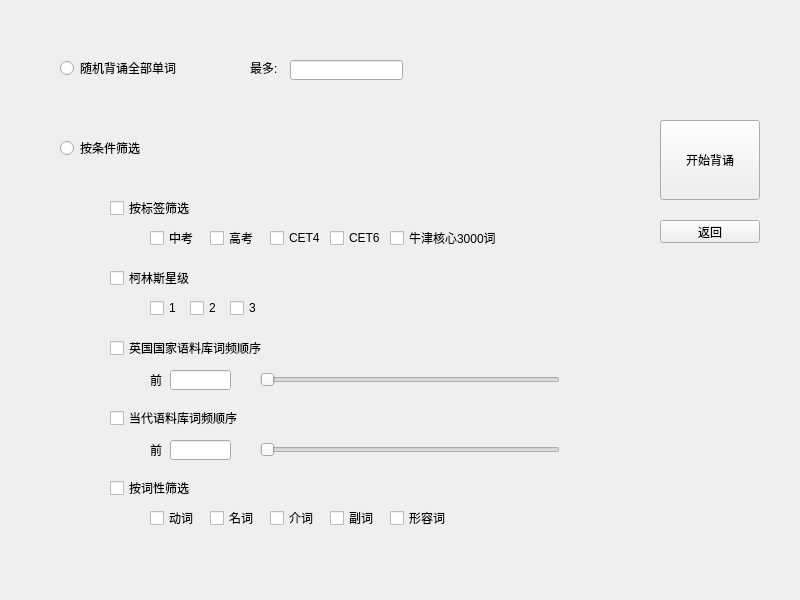
Knorringite/WordBook, file src/UI/ui_designer/chooseclass.ui: the form before one commit.
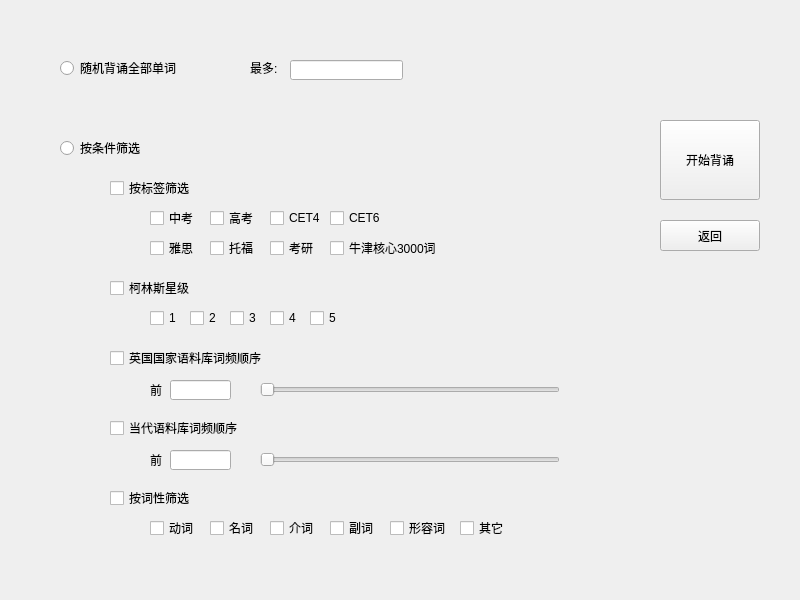
The form after the commit.

Patch:
```diff
--- a/src/UI/ui_designer/chooseclass.ui
+++ b/src/UI/ui_designer/chooseclass.ui
@@ -18,7 +18,7 @@
     <rect>
      <x>60</x>
      <y>60</y>
-     <width>141</width>
+     <width>151</width>
      <height>16</height>
     </rect>
    </property>
@@ -31,7 +31,7 @@
     <rect>
      <x>60</x>
      <y>140</y>
-     <width>89</width>
+     <width>101</width>
      <height>16</height>
     </rect>
    </property>
@@ -56,7 +56,7 @@
    <property name="geometry">
     <rect>
      <x>110</x>
-     <y>200</y>
+     <y>180</y>
      <width>121</width>
      <height>16</height>
     </rect>
@@ -69,7 +69,7 @@
    <property name="geometry">
     <rect>
      <x>150</x>
-     <y>230</y>
+     <y>210</y>
      <width>60</width>
      <height>16</height>
     </rect>
@@ -82,7 +82,7 @@
    <property name="geometry">
     <rect>
      <x>210</x>
-     <y>230</y>
+     <y>210</y>
      <width>60</width>
      <height>16</height>
     </rect>
@@ -95,7 +95,7 @@
    <property name="geometry">
     <rect>
      <x>270</x>
-     <y>230</y>
+     <y>210</y>
      <width>60</width>
      <height>16</height>
     </rect>
@@ -108,8 +108,8 @@
    <property name="geometry">
     <rect>
      <x>230</x>
-     <y>300</y>
-     <width>71</width>
+     <y>310</y>
+     <width>31</width>
      <height>16</height>
     </rect>
    </property>
@@ -121,8 +121,8 @@
    <property name="geometry">
     <rect>
      <x>110</x>
-     <y>270</y>
-     <width>81</width>
+     <y>280</y>
+     <width>101</width>
      <height>16</height>
     </rect>
    </property>
@@ -134,7 +134,7 @@
    <property name="geometry">
     <rect>
      <x>330</x>
-     <y>230</y>
+     <y>210</y>
      <width>60</width>
      <height>16</height>
     </rect>
@@ -147,8 +147,8 @@
    <property name="geometry">
     <rect>
      <x>150</x>
-     <y>300</y>
-     <width>30</width>
+     <y>310</y>
+     <width>41</width>
      <height>16</height>
     </rect>
    </property>
@@ -160,8 +160,8 @@
    <property name="geometry">
     <rect>
      <x>190</x>
-     <y>300</y>
-     <width>71</width>
+     <y>310</y>
+     <width>41</width>
      <height>16</height>
     </rect>
    </property>
@@ -172,9 +172,9 @@
   <widget class="QCheckBox" name="oxford_cb">
    <property name="geometry">
     <rect>
-     <x>390</x>
-     <y>230</y>
-     <width>111</width>
+     <x>330</x>
+     <y>240</y>
+     <width>131</width>
      <height>16</height>
     </rect>
    </property>
@@ -188,7 +188,7 @@
      <x>660</x>
      <y>220</y>
      <width>100</width>
-     <height>23</height>
+     <height>31</height>
     </rect>
    </property>
    <property name="text">
@@ -198,9 +198,9 @@
   <widget class="QLabel" name="status_label">
    <property name="geometry">
     <rect>
-     <x>660</x>
-     <y>270</y>
-     <width>100</width>
+     <x>619</x>
+     <y>50</y>
+     <width>141</width>
      <height>41</height>
     </rect>
    </property>
@@ -212,8 +212,8 @@
    <property name="geometry">
     <rect>
      <x>110</x>
-     <y>340</y>
-     <width>171</width>
+     <y>350</y>
+     <width>201</width>
      <height>16</height>
     </rect>
    </property>
@@ -225,7 +225,7 @@
    <property name="geometry">
     <rect>
      <x>260</x>
-     <y>370</y>
+     <y>380</y>
      <width>300</width>
      <height>20</height>
     </rect>
@@ -238,7 +238,7 @@
    <property name="geometry">
     <rect>
      <x>170</x>
-     <y>370</y>
+     <y>380</y>
      <width>61</width>
      <height>20</height>
     </rect>
@@ -248,7 +248,7 @@
    <property name="geometry">
     <rect>
      <x>260</x>
-     <y>440</y>
+     <y>450</y>
      <width>300</width>
      <height>20</height>
     </rect>
@@ -261,7 +261,7 @@
    <property name="geometry">
     <rect>
      <x>170</x>
-     <y>440</y>
+     <y>450</y>
      <width>61</width>
      <height>20</height>
     </rect>
@@ -271,8 +271,8 @@
    <property name="geometry">
     <rect>
      <x>110</x>
-     <y>410</y>
-     <width>141</width>
+     <y>420</y>
+     <width>171</width>
      <height>16</height>
     </rect>
    </property>
@@ -294,8 +294,8 @@
    <property name="geometry">
     <rect>
      <x>110</x>
-     <y>480</y>
-     <width>91</width>
+     <y>490</y>
+     <width>101</width>
      <height>16</height>
     </rect>
    </property>
@@ -307,7 +307,7 @@
    <property name="geometry">
     <rect>
      <x>150</x>
-     <y>370</y>
+     <y>380</y>
      <width>20</width>
      <height>20</height>
     </rect>
@@ -320,7 +320,7 @@
    <property name="geometry">
     <rect>
      <x>150</x>
-     <y>440</y>
+     <y>450</y>
      <width>20</width>
      <height>20</height>
     </rect>
@@ -333,7 +333,7 @@
    <property name="geometry">
     <rect>
      <x>270</x>
-     <y>510</y>
+     <y>520</y>
      <width>60</width>
      <height>16</height>
     </rect>
@@ -346,7 +346,7 @@
    <property name="geometry">
     <rect>
      <x>330</x>
-     <y>510</y>
+     <y>520</y>
      <width>60</width>
      <height>16</height>
     </rect>
@@ -359,7 +359,7 @@
    <property name="geometry">
     <rect>
      <x>150</x>
-     <y>510</y>
+     <y>520</y>
      <width>60</width>
      <height>16</height>
     </rect>
@@ -372,7 +372,7 @@
    <property name="geometry">
     <rect>
      <x>210</x>
-     <y>510</y>
+     <y>520</y>
      <width>60</width>
      <height>16</height>
     </rect>
@@ -385,8 +385,8 @@
    <property name="geometry">
     <rect>
      <x>390</x>
-     <y>510</y>
-     <width>61</width>
+     <y>520</y>
+     <width>71</width>
      <height>16</height>
     </rect>
    </property>
@@ -407,6 +407,84 @@
     <string>最多:</string>
    </property>
   </widget>
+  <widget class="QCheckBox" name="collins4_cb">
+   <property name="geometry">
+    <rect>
+     <x>270</x>
+     <y>310</y>
+     <width>31</width>
+     <height>16</height>
+    </rect>
+   </property>
+   <property name="text">
+    <string>4</string>
+   </property>
+  </widget>
+  <widget class="QCheckBox" name="collins5_cb">
+   <property name="geometry">
+    <rect>
+     <x>310</x>
+     <y>310</y>
+     <width>31</width>
+     <height>16</height>
+    </rect>
+   </property>
+   <property name="text">
+    <string>5</string>
+   </property>
+  </widget>
+  <widget class="QCheckBox" name="adv_cb_2">
+   <property name="geometry">
+    <rect>
+     <x>460</x>
+     <y>520</y>
+     <width>60</width>
+     <height>16</height>
+    </rect>
+   </property>
+   <property name="text">
+    <string>其它</string>
+   </property>
+  </widget>
+  <widget class="QCheckBox" name="ky_cb">
+   <property name="geometry">
+    <rect>
+     <x>270</x>
+     <y>240</y>
+     <width>60</width>
+     <height>16</height>
+    </rect>
+   </property>
+   <property name="text">
+    <string>考研</string>
+   </property>
+  </widget>
+  <widget class="QCheckBox" name="ielts_cb">
+   <property name="geometry">
+    <rect>
+     <x>150</x>
+     <y>240</y>
+     <width>60</width>
+     <height>16</height>
+    </rect>
+   </property>
+   <property name="text">
+    <string>雅思</string>
+   </property>
+  </widget>
+  <widget class="QCheckBox" name="toefl_cb">
+   <property name="geometry">
+    <rect>
+     <x>210</x>
+     <y>240</y>
+     <width>60</width>
+     <height>16</height>
+    </rect>
+   </property>
+   <property name="text">
+    <string>托福</string>
+   </property>
+  </widget>
  </widget>
  <resources/>
  <connections/>
```
Left out of the diff: 2 changed lines with no effect on the pictures.
